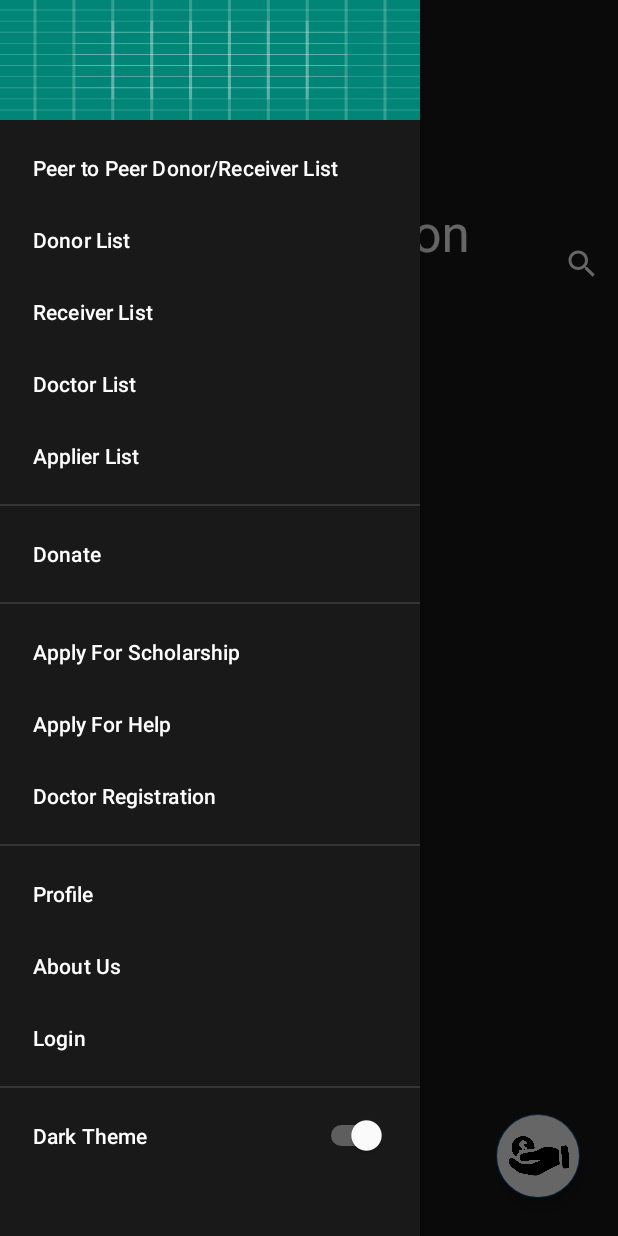
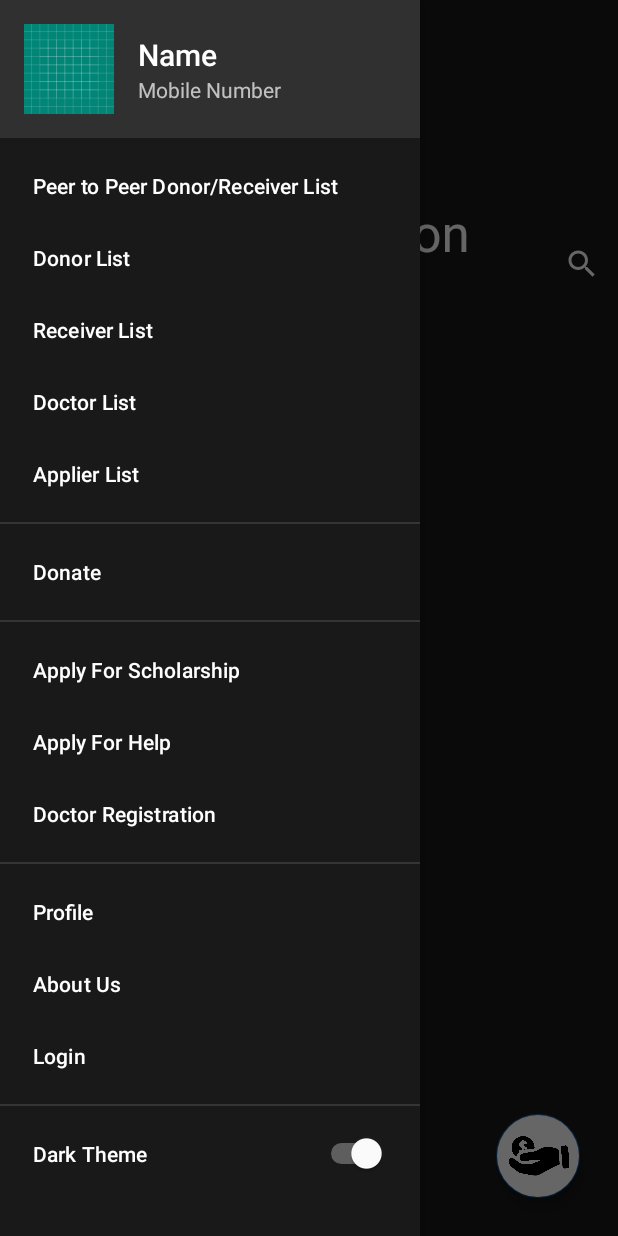
Before and after one commit to mazharulsabbir/DiseasePrediction, an Android app: the screen it shows after launch (MainActivity), with the side drawer open, on a phone screen of 412 x 824 dp. Run offline under Robolectric (Android 15) with nearby library versions, the phone set to English and light mode, and no system bars; our stand-ins replace Firebase (no records; nobody signed in at launch, a user with empty details on screens opened directly); pictures from the network do not load.

Commit message:
navigation header upgrade with user avatar,name and mobile number

```diff
--- a/app/src/main/java/school/of/thought/activity/MainActivity.java
+++ b/app/src/main/java/school/of/thought/activity/MainActivity.java
@@ -7,8 +7,10 @@ import android.util.Log;
 import android.view.Menu;
 import android.view.MenuItem;
 import android.view.View;
+import android.widget.ImageView;
 import android.widget.ProgressBar;
 import android.widget.Switch;
+import android.widget.TextView;
 import android.widget.VideoView;
 
 import androidx.annotation.NonNull;
@@ -21,6 +23,7 @@ import androidx.drawerlayout.widget.DrawerLayout;
 import androidx.recyclerview.widget.LinearLayoutManager;
 import androidx.recyclerview.widget.RecyclerView;
 
+import com.bumptech.glide.Glide;
 import com.google.android.material.navigation.NavigationView;
 import com.google.firebase.auth.FirebaseAuth;
 import com.google.firebase.auth.FirebaseUser;
@@ -71,6 +74,7 @@ public class MainActivity extends AppCompatActivity {
     }
 
     private void initNavigationDrawer() {
+
         Toolbar toolbar = findViewById(R.id.toolbar);
         DrawerLayout drawer = findViewById(R.id.drawer_layout);
 
@@ -80,6 +84,22 @@ public class MainActivity extends AppCompatActivity {
         toggle.syncState();
 
         NavigationView nav = findViewById(R.id.nav_view);
+
+        View navHeaderView = nav.getHeaderView(0);
+
+        ImageView avatar = navHeaderView.findViewById(R.id.nav_header_avatar);
+        TextView name = navHeaderView.findViewById(R.id.nav_header_name);
+        TextView mobile = navHeaderView.findViewById(R.id.nav_header_mobile);
+
+        if (user != null) {
+            if (user.getDisplayName().isEmpty()) {
+                name.setText("User");
+            } else name.setText(user.getDisplayName());
+
+            mobile.setText(user.getPhoneNumber());
+
+            Glide.with(this).load(Utils.COMMON_USER_AVATAR_URL).circleCrop().into(avatar);
+        }
 
         Menu menu_nav = nav.getMenu();
         MenuItem menuItem = menu_nav.findItem(R.id.app_bar_switch_theme);
--- a/app/src/main/java/school/of/thought/utils/Utils.java
+++ b/app/src/main/java/school/of/thought/utils/Utils.java
@@ -3,12 +3,16 @@ package school.of.thought.utils;
 import com.google.firebase.auth.FirebaseUser;
 
 public class Utils {
+
+    public static final String COMMON_USER_AVATAR_URL = "https://firebasestorage.googleapis.com/v0/b/diseaseprediction-8dd8c.appspot.com/o/profile_image%2Favatar-placeholder.png?alt=media&token=648c54fc-77f7-4f01-b702-6e3ad5cbf35b";
+
     public static final String CURRENT_THEME = "current-theme";
     public static final String THEME = "theme";
     public static final String DOCTORS_REF = "doctors/";
 
     public static final String DISEASE_LIST = "disease-list/";
     public static final String DISEASE_NAME = "disease-name";
+    public static final String USER_REF = "users/";
 
     public static String getUserInfoReference(FirebaseUser user) {
         return "users/" + user.getUid() + "/";
--- a/app/src/main/res/layout/navigation_header.xml
+++ b/app/src/main/res/layout/navigation_header.xml
@@ -2,11 +2,45 @@
 <LinearLayout xmlns:android="http://schemas.android.com/apk/res/android"
     android:layout_width="match_parent"
     android:layout_height="wrap_content"
+    android:background="?colorTransparent"
     android:orientation="vertical">
 
-    <ImageView
+    <LinearLayout
+        android:padding="16dp"
+        android:gravity="center_vertical"
+        android:orientation="horizontal"
         android:layout_width="match_parent"
-        android:layout_height="80dp"
-        android:background="@drawable/ic_launcher_background" />
+        android:layout_height="wrap_content">
+        <ImageView
+            android:id="@+id/nav_header_avatar"
+            android:layout_width="60dp"
+            android:layout_height="60dp"
+            android:background="@drawable/ic_launcher_background" />
 
+        <LinearLayout
+            android:layout_width="match_parent"
+            android:layout_height="wrap_content"
+            android:layout_marginStart="16dp"
+            android:gravity="center_vertical"
+            android:orientation="vertical">
+
+            <TextView
+                android:id="@+id/nav_header_name"
+                style="@style/TextAppearance.AppCompat.Title"
+                android:layout_width="wrap_content"
+                android:layout_height="wrap_content"
+                android:ellipsize="end"
+                android:singleLine="true"
+                android:text="Name" />
+
+            <TextView
+                android:id="@+id/nav_header_mobile"
+                android:layout_width="wrap_content"
+                android:layout_height="wrap_content"
+                android:ellipsize="end"
+                android:singleLine="true"
+                android:text="Mobile Number" />
+        </LinearLayout>
+
+    </LinearLayout>
 </LinearLayout>
--- a/app/src/main/res/values-night/colors.xml
+++ b/app/src/main/res/values-night/colors.xml
@@ -17,4 +17,6 @@
     <color name="btn_text_color_white">#FFFFFF</color>
     <color name="text_view_text_color_white">#FFFFFF</color>
 
+    <color name="colorTransparent">#1AFFFFFF</color>
+
 </resources>
--- a/app/src/main/res/values/attrs.xml
+++ b/app/src/main/res/values/attrs.xml
@@ -15,5 +15,7 @@
         <attr name="tv_color_light_blue" format="color" />
         <attr name="btn_text_color_white" format="color" />
         <attr name="text_view_text_color_white" format="color" />
+        <attr name="colorTransparent" format="color" />
+
     </declare-styleable>
 </resources>
--- a/app/src/main/res/values/colors.xml
+++ b/app/src/main/res/values/colors.xml
@@ -15,6 +15,7 @@
     <color name="btn_text_color_white">#FFFFFF</color>
     <color name="text_view_text_color_white">#FFFFFF</color>
     <color name="themeColor">#11CFC5</color>
+    <color name="colorTransparent">#1AFFFFFF</color>
 
     <!--normal colors-->
     <color name="darkTextColor">#020000</color>
--- a/app/src/main/res/values/styles.xml
+++ b/app/src/main/res/values/styles.xml
@@ -17,6 +17,8 @@
         <item name="tv_color_light_blue">@color/tv_color_light_blue</item>
         <item name="btn_text_color_white">@color/btn_text_color_white</item>
         <item name="text_view_text_color_white">@color/text_view_text_color_white</item>
+        <item name="colorTransparent">@color/colorTransparent</item>
+
     </style>
 
     <style name="AppTheme" parent="AppTheme.Light">
```
Also changed, not shown: app/src/main/java/school/of/thought/activity/DiseaseQuestionsAnswering.java (+10 -0 lines), app/src/main/java/school/of/thought/fragments/login_registration/two_factor_auth/TwoFactorAuth.java (+12 -0 lines).
